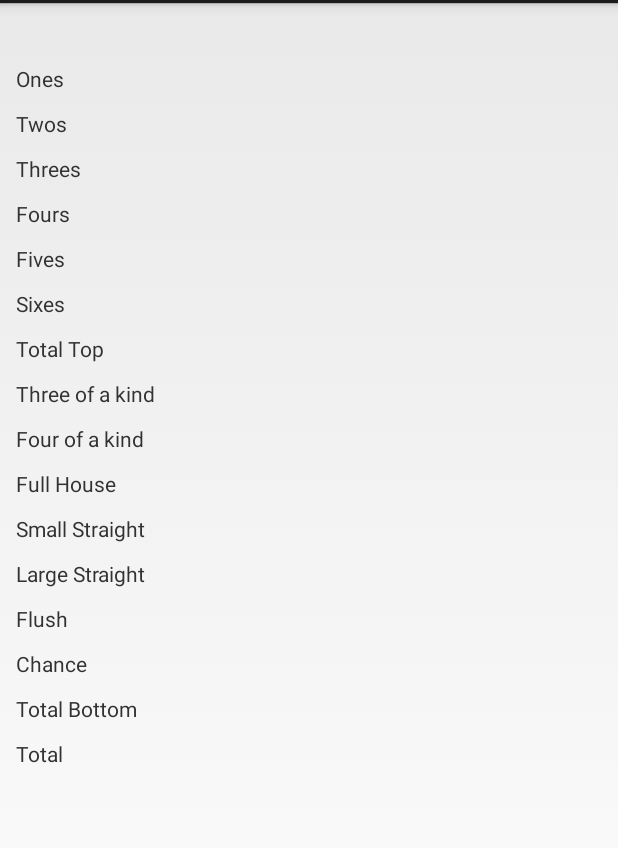
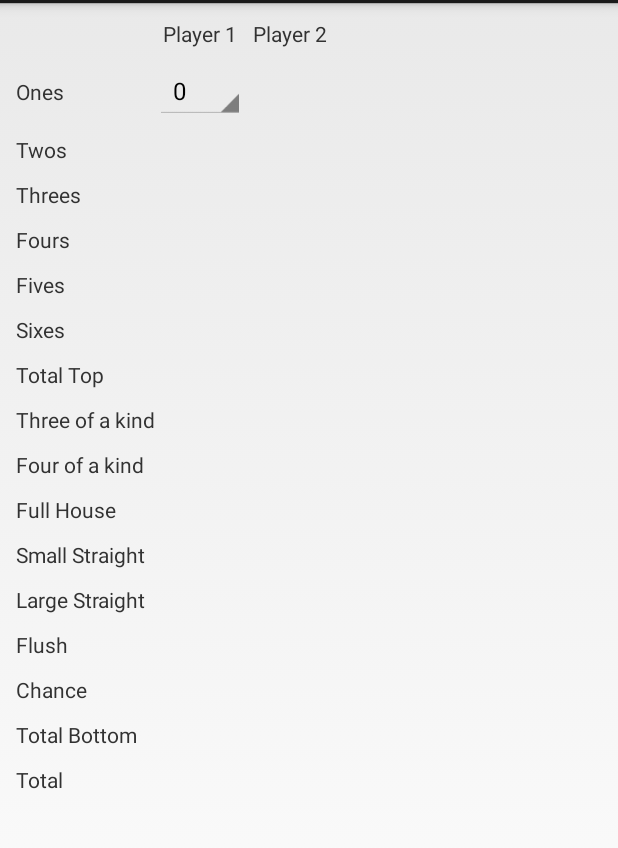
Before and after one commit to hubi17/Knifflig, an Android app: the screen it shows after launch (MainActivity), on a phone screen of 412 x 824 dp, the part 69-917 px from its top. Run offline under Robolectric (Android 15) with nearby library versions, the phone set to English and light mode, and no system bars.

Commit message:
added first test spinner

```diff
--- a/Knifflig/src/main/java/net/hubicreations/knifflig/MainActivity.java
+++ b/Knifflig/src/main/java/net/hubicreations/knifflig/MainActivity.java
@@ -3,6 +3,8 @@ package net.hubicreations.knifflig;
 import android.os.Bundle;
 import android.app.Activity;
 import android.view.Menu;
+import android.widget.ArrayAdapter;
+import android.widget.Spinner;
 
 public class MainActivity extends Activity {
 
@@ -10,6 +12,8 @@ public class MainActivity extends Activity {
     protected void onCreate(Bundle savedInstanceState) {
         super.onCreate(savedInstanceState);
         setContentView(R.layout.activity_main);
+
+        initSpinners();
     }
 
 
@@ -20,4 +24,13 @@ public class MainActivity extends Activity {
         return true;
     }
 
+
+    private void initSpinners() {
+        Spinner spinner = (Spinner) findViewById(R.id.OnesSpinner);
+
+        ArrayAdapter<CharSequence> adapter = ArrayAdapter.createFromResource(this,
+                R.array.spinner_values, android.R.layout.simple_spinner_item);
+        adapter.setDropDownViewResource(android.R.layout.simple_spinner_dropdown_item);
+        spinner.setAdapter(adapter);
+    }
 }
--- a/Knifflig/src/main/res/layout/activity_main.xml
+++ b/Knifflig/src/main/res/layout/activity_main.xml
@@ -20,6 +20,25 @@
             android:layout_height="wrap_content"
             android:id="@+id/blankTextView"
             android:layout_column="0"/>
+
+        <TextView
+            android:layout_width="wrap_content"
+            android:layout_height="wrap_content"
+            android:id="@+id/PlayerOneTextView"
+            android:text="@string/player1"
+            android:paddingLeft="5dp"
+            android:paddingRight="5dp"
+            android:layout_column="2" />
+
+        <TextView
+            android:layout_width="wrap_content"
+            android:layout_height="wrap_content"
+            android:text="@string/player2"
+            android:paddingLeft="5dp"
+            android:paddingRight="5dp"
+            android:id="@+id/PlayerTwoTextView"
+            android:layout_column="4" />
+
     </TableRow>
 
     <TableRow
@@ -33,6 +52,12 @@
                 android:text="@string/ones"
                 android:id="@+id/onesTextView"
                 android:layout_column="0"/>
+
+        <Spinner
+            android:layout_width="wrap_content"
+            android:layout_height="wrap_content"
+            android:id="@+id/OnesSpinner"
+            android:layout_column="2"/>
 
     </TableRow>
 
--- /dev/null
+++ b/Knifflig/src/main/res/values/spinner.xml
@@ -0,0 +1,11 @@
+<?xml version="1.0" encoding="utf-8"?>
+<resources>
+    <string-array name="spinner_values">
+        <item>0</item>
+        <item>1</item>
+        <item>2</item>
+        <item>3</item>
+        <item>4</item>
+        <item>5</item>
+    </string-array>
+</resources>
--- a/Knifflig/src/main/res/values/strings.xml
+++ b/Knifflig/src/main/res/values/strings.xml
@@ -21,5 +21,7 @@
     <string name="chance">Chance</string>
     <string name="total_bottom">Total Bottom</string>
     <string name="total">Total</string>
+    <string name="player1">Player 1</string>
+    <string name="player2">Player 2</string>
 
 </resources>
```
